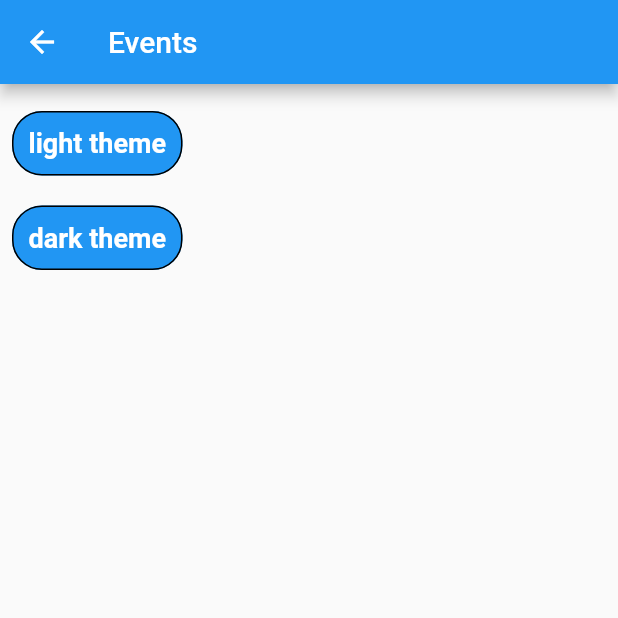
After one commit to suryapermana92/getxtodo, a Flutter app: the ThemePage screen opened directly, on a phone screen of 412 x 824 dp, the top half of it. The commit adds this screen. Run offline on Flutter 3.47's test engine with Material 2 defaults, Android fonts, the phone set to English and light mode, and no system bars; our stand-ins replace cloud_firestore, firebase_auth, get, google_sign_in; accounts and stored records are empty.

Commit message:
add page to change app theme color

```diff
--- a/lib/main.dart
+++ b/lib/main.dart
@@ -2,6 +2,7 @@ import 'package:flutter/material.dart';
 import 'package:get/get.dart';
 import 'package:getxtodo/auth/auth.controller.dart';
 import 'package:getxtodo/get_routes.dart';
+import 'package:getxtodo/views/theme_page.dart';
 
 void main() {
   WidgetsFlutterBinding.ensureInitialized();
@@ -15,10 +16,8 @@ class MyApp extends StatelessWidget {
     return GetMaterialApp(
       title: 'Todo App with Get Package',
       defaultTransition: Transition.rightToLeft,
-      theme: ThemeData(
-        primarySwatch: Colors.blue,
-        visualDensity: VisualDensity.adaptivePlatformDensity,
-      ),
+      theme: Themes.light,
+      darkTheme: Themes.dark,
       initialRoute: "/splashscreen",
       getPages: AppRoutes.routes,
     );
--- /dev/null
+++ b/lib/views/theme_page.dart
@@ -0,0 +1,74 @@
+import 'package:flutter/material.dart';
+import 'package:get/get.dart';
+import 'package:getxtodo/auth/auth.controller.dart';
+
+class Themes {
+  static final light = ThemeData.light().copyWith(
+    backgroundColor: Colors.white,
+    buttonColor: Colors.blue,
+  );
+  static final dark = ThemeData.dark().copyWith(
+    backgroundColor: Colors.black,
+    buttonColor: Colors.red,
+  );
+}
+
+class ThemePage extends StatelessWidget {
+  final AuthController authController = AuthController.to;
+  @override
+  Widget _eventListItem(context, theme) {
+    return Padding(
+      padding: EdgeInsets.symmetric(vertical: 10),
+      child: Material(
+        borderRadius: BorderRadius.all(Radius.circular(20)),
+        color: Theme.of(context).primaryColor,
+        child: InkWell(
+          borderRadius: BorderRadius.all(Radius.circular(20)),
+          onTap: () {
+            print(theme);
+
+            if (theme == 'light') {
+              Get.changeThemeMode(ThemeMode.light);
+            } else if (theme == 'dark') {
+              Get.changeThemeMode(ThemeMode.dark);
+            }
+            Get.snackbar("Success", 'Changed to ${theme} theme',
+                snackPosition: SnackPosition.BOTTOM);
+          },
+          child: Container(
+            child: Column(
+              children: [
+                Text(
+                  '${theme} theme',
+                  style: TextStyle(
+                      color: Colors.white,
+                      fontSize: 18,
+                      fontWeight: FontWeight.bold),
+                ),
+              ],
+            ),
+            padding: EdgeInsets.all(10),
+            decoration: BoxDecoration(
+                borderRadius: BorderRadius.all(Radius.circular(20)),
+                border: Border.all()),
+          ),
+        ),
+      ),
+    );
+  }
+
+  Widget build(BuildContext context) {
+    return Scaffold(
+        appBar: AppBar(
+          title: Text("Events"),
+        ),
+        body: Padding(
+            padding: const EdgeInsets.all(8.0),
+            child: Column(
+              children: [
+                _eventListItem(context, 'light'),
+                _eventListItem(context, 'dark')
+              ],
+            )));
+  }
+}
```
